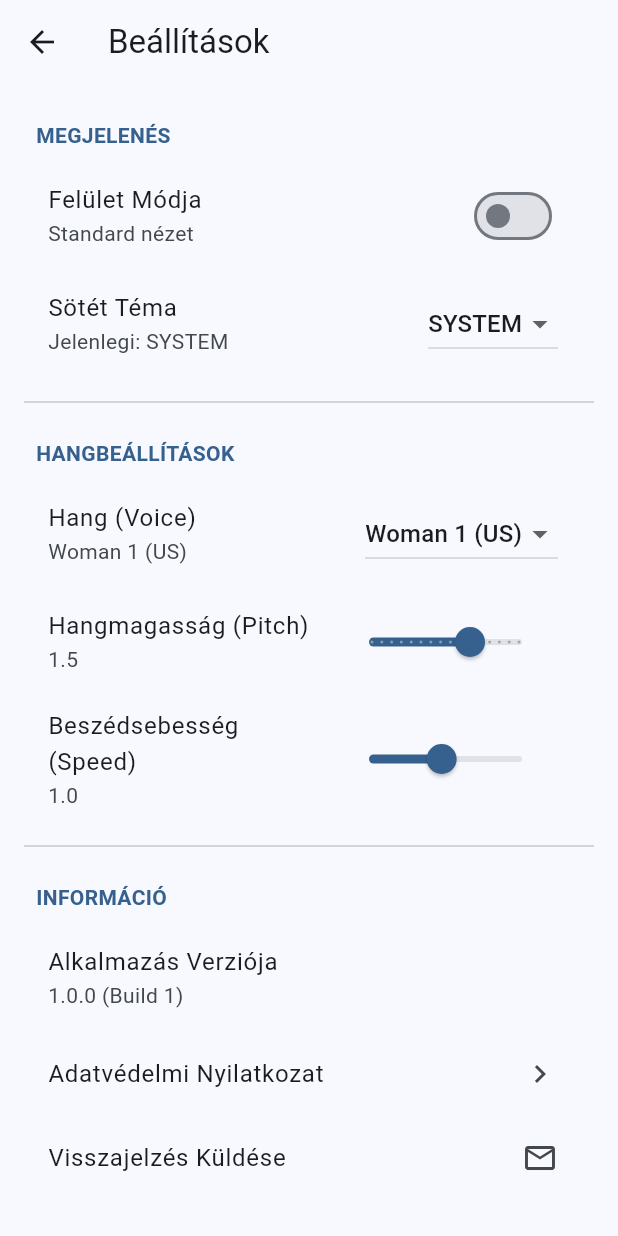
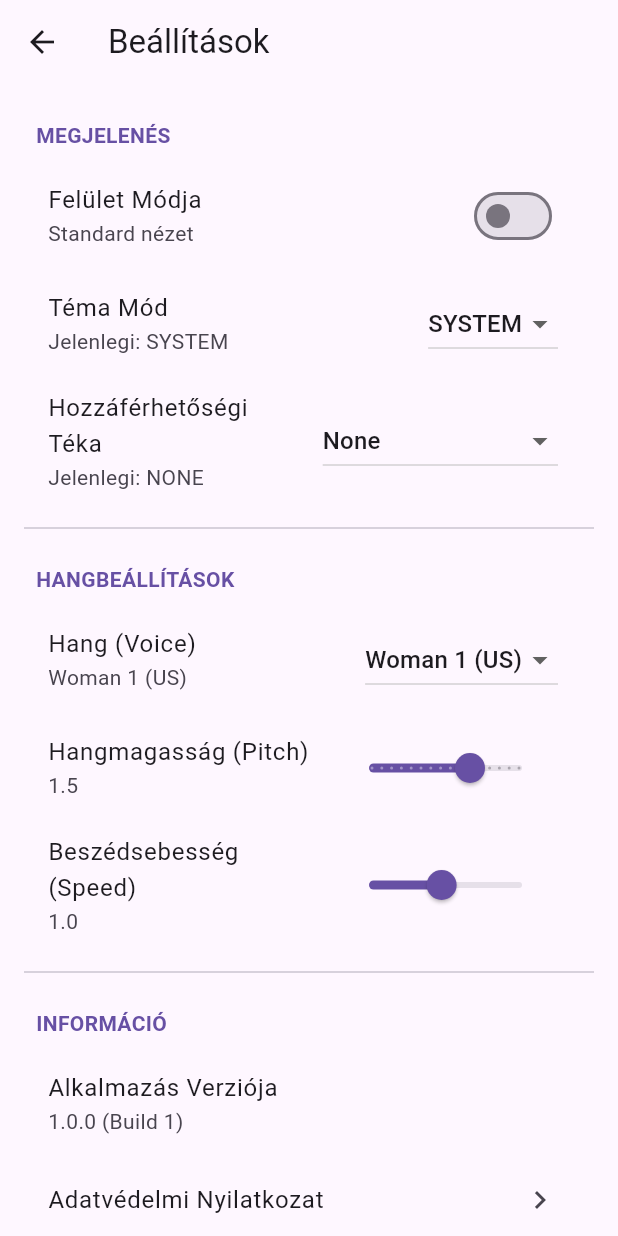
Before and after one commit to SziluChannel/LumiAI, a Flutter app: the SettingsScreen screen opened directly, on a phone screen of 412 x 824 dp. Run offline on Flutter 3.47's test engine with Material 3 defaults, Android fonts, the phone set to English and light mode, and no system bars; our stand-ins replace camera, flutter_dotenv, flutter_riverpod, flutter_tts, image_picker, permission_handler and 3 more; missing offline and left inert: dart:js_interop, record; accounts and stored records are empty; generated files the repository leaves out were written again.

Commit message:
Három új téma használhatóságának az implementálása (settings oldal)

```diff
--- a/lib/features/settings/ui/settings_screen.dart
+++ b/lib/features/settings/ui/settings_screen.dart
@@ -5,6 +5,7 @@ import 'package:lumiai/features/settings/providers/ui_mode_provider.dart';
 import 'package:lumiai/features/settings/providers/tts_settings_provider.dart';
 import 'package:lumiai/features/settings/ui/settings_tile.dart';
 import 'package:lumiai/core/services/tts_service.dart';
+import 'package:lumiai/core/constants/app_themes.dart'; // Needed for CustomThemeType in dropdown
 
 class SettingsScreen extends ConsumerWidget {
   const SettingsScreen({super.key});
@@ -97,23 +98,39 @@ class SettingsScreen extends ConsumerWidget {
 
   // Téma Mód beállítás
   Widget _buildThemeModeSetting(WidgetRef ref) {
-    final themeModeAsync = ref.watch(themeControllerProvider);
+    final themeStateAsync = ref.watch(themeControllerProvider); // Watch the full theme state
 
-    return themeModeAsync.when(
-      loading: () => const SettingsTile(title: 'Téma Mód', trailing: CircularProgressIndicator()),
-      error: (e, s) => SettingsTile(title: 'Hiba a téma betöltésében', subtitle: e.toString()),
-      data: (currentMode) {
+    return themeStateAsync.when(
+      loading: () => Column( // Use Column for multiple loading indicators
+        children: const [
+          SettingsTile(title: 'Téma Mód', trailing: CircularProgressIndicator()),
+          SettingsTile(title: 'Hozzáférhetőségi Téka', trailing: CircularProgressIndicator()),
+        ],
+      ),
+      error: (e, s) => Column( // Use Column for multiple error messages
+        children: [
+          SettingsTile(title: 'Hiba a mód betöltésében', subtitle: e.toString()),
+          SettingsTile(title: 'Hiba a custom téma betöltésében', subtitle: e.toString()),
+        ],
+      ),
+      data: (themeState) {
         final controller = ref.read(themeControllerProvider.notifier);
 
-        return SettingsTile(
-          title: 'Sötét Téma',
-          subtitle: 'Jelenlegi: ${currentMode.name.toUpperCase()}',
-          // A legördülő menü (Dropdown) ideális a több válaszlehetőséghez
+        return Column(
+          children: [
+            // Standard Light/Dark/System Theme Selection
+            SettingsTile(
+              title: 'Téma Mód',
+              subtitle: 'Jelenlegi: ${themeState.appThemeMode.name.toUpperCase()}',
               trailing: DropdownButton<AppThemeMode>(
-            value: currentMode,
+                value: themeState.appThemeMode,
                 onChanged: (AppThemeMode? newMode) {
                   if (newMode != null) {
-                controller.setMode(newMode);
+                    controller.setAppThemeMode(newMode); // Use new method
+                    // Reset custom theme if standard mode is selected
+                    if (newMode != AppThemeMode.system) { // Only reset if not system
+                       controller.setCustomThemeType(CustomThemeType.none);
+                    }
                   }
                 },
                 items: AppThemeMode.values.map((mode) {
@@ -123,6 +140,31 @@ class SettingsScreen extends ConsumerWidget {
                   );
                 }).toList(),
               ),
+            ),
+            // Custom Accessibility Theme Selection
+            SettingsTile(
+              title: 'Hozzáférhetőségi Téka',
+              subtitle: 'Jelenlegi: ${themeState.customThemeType.name.toUpperCase()}',
+              trailing: DropdownButton<CustomThemeType>(
+                value: themeState.customThemeType,
+                onChanged: (CustomThemeType? newType) {
+                  if (newType != null) {
+                    controller.setCustomThemeType(newType);
+                  }
+                },
+                items: CustomThemeType.values.map((type) {
+                  return DropdownMenuItem(
+                    value: type,
+                    child: Text(
+                        type == CustomThemeType.none
+                            ? 'None'
+                            : type.name.split('_').map((s) => s[0].toUpperCase() + s.substring(1)).join(' '),
+                    ),
+                  );
+                }).toList(),
+              ),
+            ),
+          ],
         );
       },
     );
```
Also changed, not shown: lib/features/settings/providers/theme_provider.dart (+101 -30 lines), lib/main.dart (+4 -24 lines), lib/features/global_listening/global_listening_controller.g.dart, lib/features/live_chat/live_chat_controller.g.dart. Lines whose indentation alone changed are shown as unchanged.
